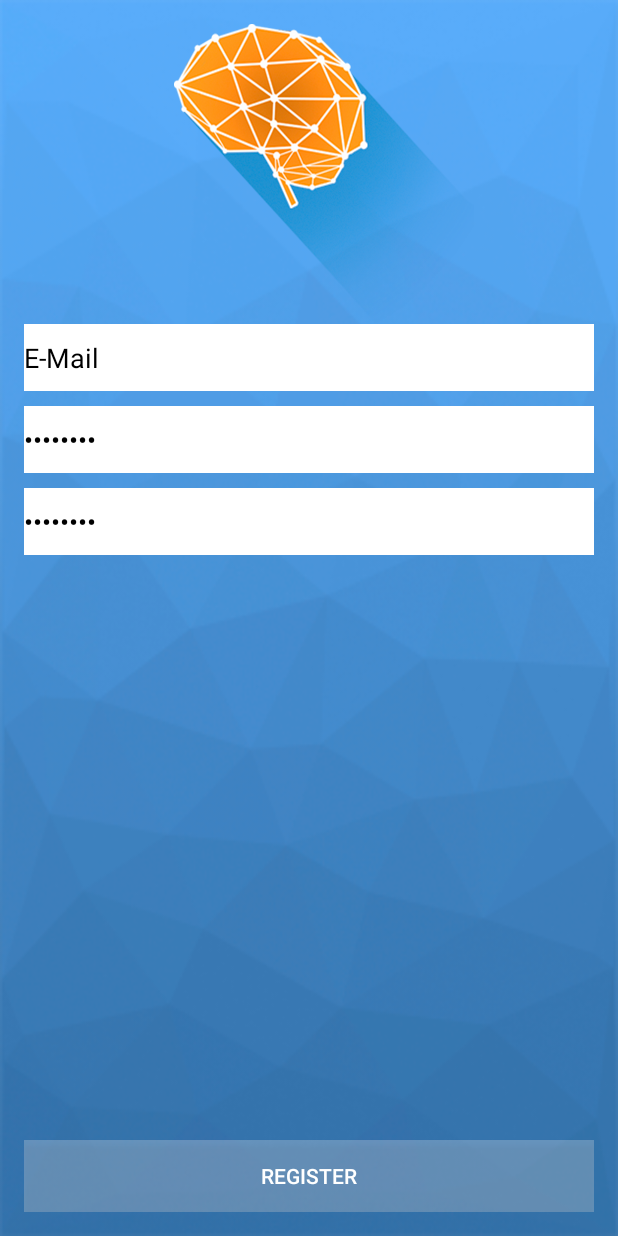
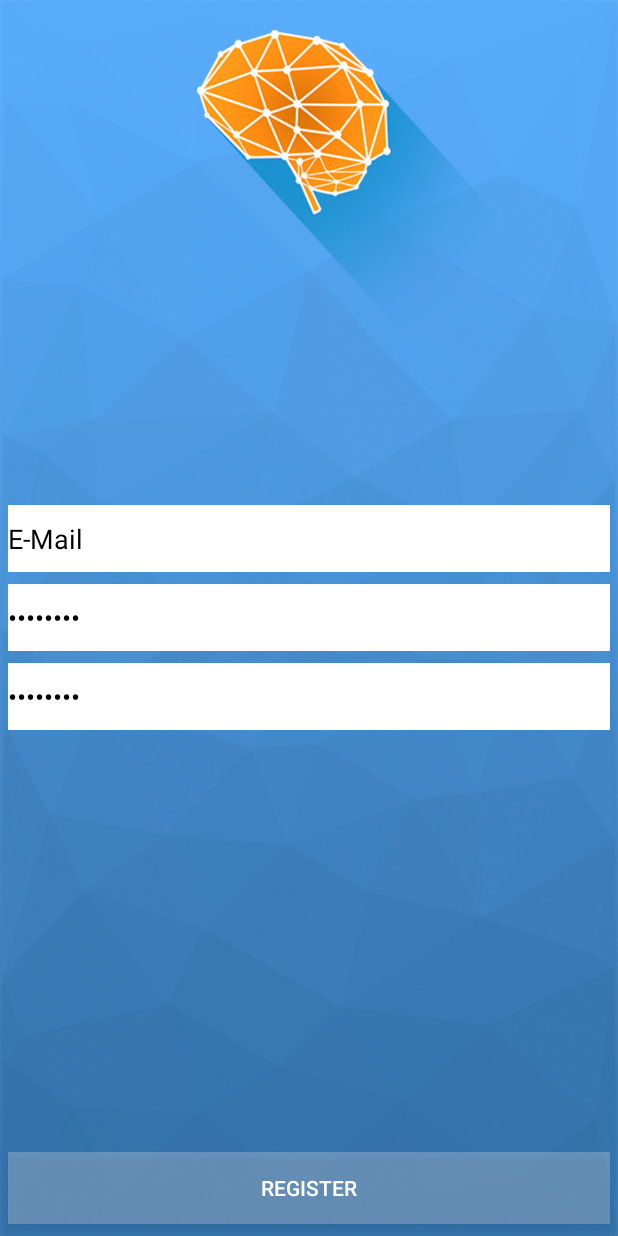
Before and after one commit to chufaschufurius/Quizit, an Android app: the screen it shows after launch (Register), after a tap on "SING UP WITH E-MAIL", on a phone screen of 412 x 824 dp. Run offline under Robolectric (Android 15) with nearby library versions, the phone set to English and light mode, and no system bars.

Commit message:
Screen readjustment

```diff
--- a/app/src/main/java/com/nicajaowk/equipo3/quizit/Inicio.java
+++ b/app/src/main/java/com/nicajaowk/equipo3/quizit/Inicio.java
@@ -11,31 +11,33 @@ import android.view.View;
 import android.view.Window;
 import android.view.WindowManager;
 import android.widget.Button;
+import android.widget.LinearLayout;
 
 
 public class Inicio extends ActionBarActivity {
 
+
     @Override
     protected void onCreate(Bundle savedInstanceState) {
         super.onCreate(savedInstanceState);
-
-        /*if (Build.VERSION.SDK_INT < 16) {
-            getWindow().setFlags(WindowManager.LayoutParams.FLAG_FULLSCREEN, WindowManager.LayoutParams.FLAG_FULLSCREEN);
-        } else {
-            View decorView = getWindow().getDecorView();
-            int uiOptions = View.SYSTEM_UI_FLAG_FULLSCREEN;
-            decorView.setSystemUiVisibility(uiOptions);
-            ActionBar actionBar = getActionBar();
-            actionBar.hide();
-        }*/
-
+/*
+        View decorView = getWindow().getDecorView();
+        // Hide the status bar.
+        int uiOptions = View.SYSTEM_UI_FLAG_FULLSCREEN;
+        decorView.setSystemUiVisibility(uiOptions);
+        // Remember that you should never show the action bar if the
+        // status bar is hidden, so hide that too if necessary.
+        android.support.v7.app.ActionBar actionBar = getSupportActionBar();
+        actionBar.hide();
+*/
+        // hides the status bar
+        getWindow().addFlags(WindowManager.LayoutParams.FLAG_FULLSCREEN);
 
         setContentView(R.layout.activity_inicio);
-
     }
 
     public void goToRegister(View buttonReg){
-        Intent j = new Intent(this, Register.class);
+        Intent j = new Intent(buttonReg.getContext(), Register.class);
         startActivity(j);
     }
 }
--- a/app/src/main/java/com/nicajaowk/equipo3/quizit/Register.java
+++ b/app/src/main/java/com/nicajaowk/equipo3/quizit/Register.java
@@ -5,6 +5,7 @@ import android.support.v7.app.ActionBarActivity;
 import android.os.Bundle;
 import android.view.Menu;
 import android.view.MenuItem;
+import android.view.WindowManager;
 
 
 public class Register extends ActionBarActivity {
@@ -12,6 +13,10 @@ public class Register extends ActionBarActivity {
     @Override
     protected void onCreate(Bundle savedInstanceState) {
         super.onCreate(savedInstanceState);
+
+        // hides the status bar
+        getWindow().addFlags(WindowManager.LayoutParams.FLAG_FULLSCREEN);
+
         setContentView(R.layout.activity_register);
     }
 
--- a/app/src/main/res/layout/activity_inicio.xml
+++ b/app/src/main/res/layout/activity_inicio.xml
@@ -1,6 +1,10 @@
-<FrameLayout xmlns:android="http://schemas.android.com/apk/res/android"
-    xmlns:tools="http://schemas.android.com/tools" android:layout_width="match_parent"
-    android:layout_height="match_parent" android:background="@drawable/fondo_azul"
+<FrameLayout
+    xmlns:android="http://schemas.android.com/apk/res/android"
+    xmlns:tools="http://schemas.android.com/tools"
+    android:layout_width="match_parent"
+    android:layout_height="match_parent"
+    android:background="@drawable/fondo_azul"
+    android:id="@+id/inicio_layout"
     tools:context="com.nicajaowk.equipo3.quizit.Bigining">
 
     <!-- The primary full-screen view. This can be replaced with whatever view
@@ -19,6 +23,7 @@
         android:background="@drawable/logo"
         android:layout_marginTop="20dp"
         android:layout_marginLeft="25dp"
+        android:layout_above="@+id/buttonGooglePlus"
         android:adjustViewBounds="false" />
 
     <Button
@@ -27,7 +32,7 @@
         android:layout_width="match_parent"
         android:layout_height="wrap_content"
         android:text="Login"
-        android:id="@+id/button4"
+        android:id="@+id/buttonLogin"
         android:layout_gravity="bottom|center_horizontal"
         android:layout_marginLeft="5dp"
         android:layout_marginRight="5dp"
--- a/app/src/main/res/layout/activity_register.xml
+++ b/app/src/main/res/layout/activity_register.xml
@@ -1,22 +1,49 @@
 <?xml version="1.0" encoding="utf-8"?>
-<RelativeLayout xmlns:android="http://schemas.android.com/apk/res/android"
-    android:layout_width="match_parent" android:layout_height="match_parent"
-    android:paddingLeft="@dimen/activity_horizontal_margin"
-    android:paddingRight="@dimen/activity_horizontal_margin"
-    android:paddingTop="@dimen/activity_vertical_margin"
-    android:paddingBottom="@dimen/activity_vertical_margin"
-    android:background="@drawable/fondo_azul">
+<FrameLayout
+    xmlns:android="http://schemas.android.com/apk/res/android"
+    xmlns:tools="http://schemas.android.com/tools"
+    android:layout_width="match_parent"
+    android:layout_height="match_parent"
+    android:background="@drawable/fondo_azul"
+    tools:context="com.nicajaowk.equipo3.quizit.Bigining">
+
+    <!-- The primary full-screen view. This can be replaced with whatever view
+         is needed to present your content, e.g. VideoView, SurfaceView,
+         TextureView, etc. -->
+
+    <!-- This FrameLayout insets its children based on system windows using
+         android:fitsSystemWindows. -->
 
     <ImageView
-        android:src="@drawable/logo"
         android:layout_width="wrap_content"
         android:layout_height="wrap_content"
-        android:id="@+id/imageView"
-        android:layout_alignParentTop="true"
-        android:layout_marginLeft="100dp"
-        android:layout_alignParentLeft="true"
-        android:layout_centerHorizontal="true" />
+        android:id="@+id/logo"
+        android:layout_gravity="center_horizontal|top"
+        android:background="@drawable/logo"
+        android:layout_marginTop="20dp"
+        android:layout_marginLeft="25dp"
+        android:layout_above="@+id/buttonGooglePlus"
+        android:adjustViewBounds="false" />
 
+    <Button
+        android:background="#46e5e5e5"
+        android:textColor="#ffffffff"
+        android:layout_width="match_parent"
+        android:layout_height="wrap_content"
+        android:text="Register"
+        android:id="@+id/buttonRegister"
+        android:layout_gravity="bottom|center_horizontal"
+        android:layout_marginLeft="5dp"
+        android:layout_marginRight="5dp"
+        android:layout_marginBottom="8dp"/>
+
+
+    <LinearLayout
+        android:orientation="vertical"
+        android:layout_width="fill_parent"
+        android:layout_height="fill_parent"
+        android:layout_gravity="center"
+        android:gravity="center">
 
         <EditText
             style="@style/TextFields"
@@ -25,8 +52,11 @@
             android:inputType="textEmailAddress"
             android:ems="10"
             android:id="@+id/editEmail"
+            android:layout_gravity="center_horizontal"
             android:layout_below="@+id/imageView"
             android:layout_centerHorizontal="true"
+            android:layout_marginLeft="5dp"
+            android:layout_marginRight="5dp"
             android:text="E-Mail"/>
 
         <EditText
@@ -36,10 +66,13 @@
             android:inputType="textPassword"
             android:ems="10"
             android:id="@+id/editPass1"
+            android:layout_gravity="center_horizontal"
             android:layout_below="@+id/editEmail"
             android:layout_centerHorizontal="true"
-        android:layout_marginTop="10dp"
-        android:layout_marginBottom="10dp"
+            android:layout_marginTop="8dp"
+            android:layout_marginBottom="8dp"
+            android:layout_marginLeft="5dp"
+            android:layout_marginRight="5dp"
             android:text="Password"/>
 
         <EditText
@@ -49,31 +82,13 @@
             android:inputType="textPassword"
             android:ems="10"
             android:id="@+id/editPass2"
+            android:layout_gravity="center_horizontal"
             android:layout_below="@+id/editPass1"
             android:layout_centerHorizontal="true"
+            android:layout_marginLeft="5dp"
+            android:layout_marginRight="5dp"
             android:text="Password"/>
 
+    </LinearLayout>
 
-    <Button
-        android:layout_width="match_parent"
-        android:layout_height="wrap_content"
-        android:text="Register"
-        android:id="@+id/buttonReg"
-        android:background="#46e5e5e5"
-        android:textColor="#ffffffff"
-        android:layout_alignParentBottom="true"
-        android:layout_alignParentLeft="true"
-        android:layout_alignParentStart="true"
-        android:layout_marginTop="100dp" />
-
-
-    <Space
-        android:layout_width="fill_parent"
-        android:layout_height="250dp"
-        android:id="@+id/space"
-        android:layout_below="@+id/editPass2"
-        android:layout_above="@+id/buttonReg"
-        android:layout_centerHorizontal="true" />
-
-
-</RelativeLayout>
+</FrameLayout>
```
Lines whose indentation alone changed are shown as unchanged.
